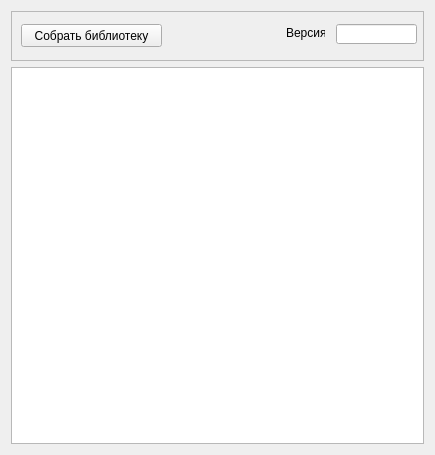
Above: source_make/mainwindow.ui from Harrix/Harrix-MathLibrary before the change. Below: the same form after it.
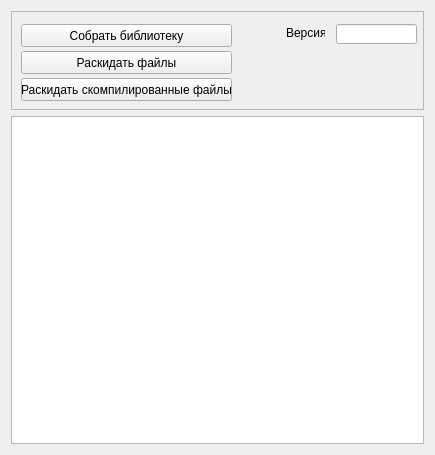
That is the form after the change.

Patch:
```diff
--- a/source_make/mainwindow.ui
+++ b/source_make/mainwindow.ui
@@ -20,7 +20,7 @@
       <property name="minimumSize">
        <size>
         <width>0</width>
-        <height>50</height>
+        <height>99</height>
        </size>
       </property>
       <property name="frameShape">
@@ -37,7 +37,7 @@
         <rect>
          <x>10</x>
          <y>13</y>
-         <width>141</width>
+         <width>211</width>
          <height>23</height>
         </rect>
        </property>
@@ -74,6 +74,32 @@
         <string>Версия:</string>
        </property>
       </widget>
+      <widget class="QPushButton" name="pushButton_2">
+       <property name="geometry">
+        <rect>
+         <x>10</x>
+         <y>40</y>
+         <width>211</width>
+         <height>23</height>
+        </rect>
+       </property>
+       <property name="text">
+        <string>Раскидать файлы</string>
+       </property>
+      </widget>
+      <widget class="QPushButton" name="pushButton_3">
+       <property name="geometry">
+        <rect>
+         <x>10</x>
+         <y>67</y>
+         <width>211</width>
+         <height>23</height>
+        </rect>
+       </property>
+       <property name="text">
+        <string>Раскидать скомпилированные файлы</string>
+       </property>
+      </widget>
      </widget>
     </item>
     <item>
```
Left out of the diff: 2 changed lines with no effect on the pictures.
